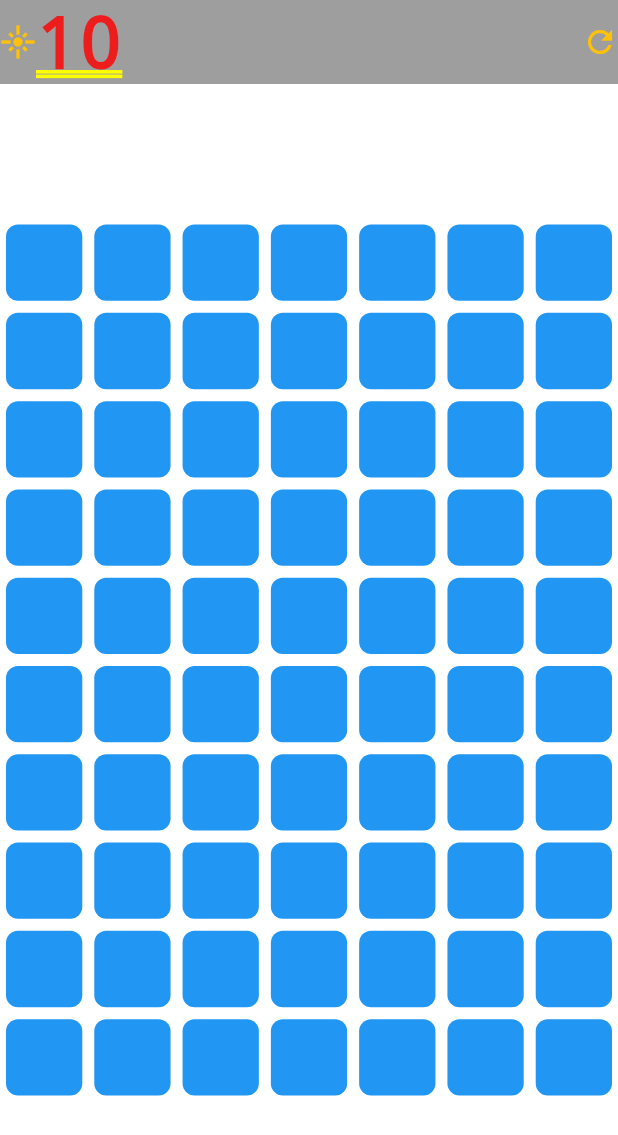
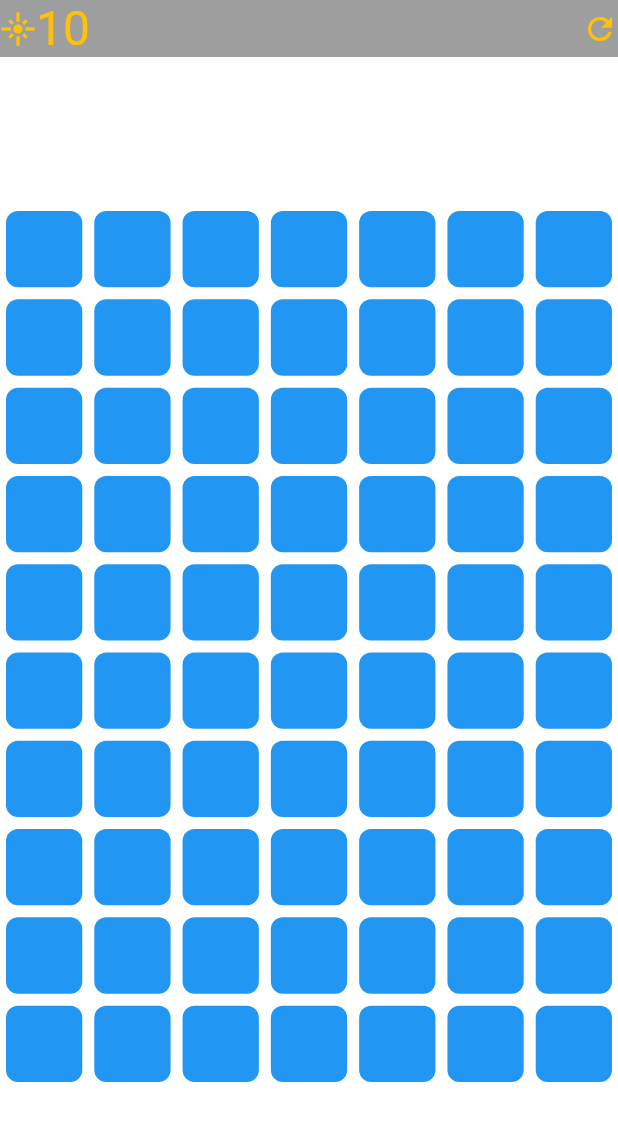
Before and after one commit to SueDoenim/flutter_minesweeper, a Flutter app: the screen it shows after launch, on a phone screen of 412 x 824 dp. Shown: the top 1135 px of the screen. Run offline on Flutter 3.47's test engine with Material 2 defaults, Android fonts, the phone set to English and light mode, and no system bars; missing offline and left inert: universal_html.

Commit message:
Add mine/flag icon, style text

```diff
--- a/lib/game.dart
+++ b/lib/game.dart
@@ -1,4 +1,5 @@
 import 'package:flutter/widgets.dart';
+import 'package:flutter/material.dart';
 
 import 'layout.dart';
 
@@ -208,7 +209,12 @@ class _GameWidgetState extends State<GameWidget> {
 
   @override
   Widget build(BuildContext context) {
-    return SafeArea(
+    return DefaultTextStyle(
+      style: TextStyle(
+        color: Colors.amber,
+        fontSize: 32,
+      ),
+      child: SafeArea(
         child: Column(
           children: [
             PanelWidget(
@@ -220,12 +226,14 @@ class _GameWidgetState extends State<GameWidget> {
             Expanded(
               child: BoardWidget(
                 _grid,
+                _gameWon,
                 (_gameWon == null) ? _handleTap : null,
                 (_gameWon == null) ? _handleLongPress : null,
               ),
             ),
           ],
         ),
+      ),
     );
   }
 }
--- a/lib/layout.dart
+++ b/lib/layout.dart
@@ -6,9 +6,10 @@ import 'dart:math';
 import 'game.dart';
 
 class BoardWidget extends StatefulWidget {
-  BoardWidget(this.grid, this.handleTap, this.handleLongPress);
+  BoardWidget(this.grid, this.gameWon, this.handleTap, this.handleLongPress);
 
   final List<List<Square>> grid;
+  final bool? gameWon;
   final void Function(int, int)? handleTap;
   final void Function(int, int)? handleLongPress;
 
@@ -118,6 +119,7 @@ class _BoardWidgetState extends State<BoardWidget> {
         transformationController: _controller,
         child: GridWidget(
           grid: widget.grid,
+          gameWon: widget.gameWon,
           squareWidth: squareWidth,
           handleTap: widget.handleTap,
           handleLongPress: widget.handleLongPress,
@@ -131,12 +133,14 @@ class GridWidget extends StatelessWidget {
   GridWidget({
     required this.grid,
     required this.squareWidth,
+    required this.gameWon,
     required this.handleTap,
     required this.handleLongPress,
   })   : rowCount = grid.length,
         columnCount = grid[0].length;
   final List<List<Square>> grid;
   final double squareWidth;
+  final bool? gameWon;
   final void Function(int, int)? handleTap;
   final void Function(int, int)? handleLongPress;
   final int rowCount;
@@ -154,6 +158,7 @@ class GridWidget extends StatelessWidget {
               children: List.generate(columnCount, (c) {
                 return SquareWidget(
                   data: grid[r][c],
+                  gameWon: gameWon,
                   onTap: (handleTap != null) ? () => handleTap!(r, c) : null,
                   onLongPress: (handleLongPress != null)
                       ? () => handleLongPress!(r, c)
@@ -171,28 +176,48 @@ class GridWidget extends StatelessWidget {
 class SquareWidget extends StatelessWidget {
   SquareWidget({
     required this.data,
+    required this.gameWon,
     required this.onTap,
     required this.onLongPress,
   });
 
   final Square data;
+  final bool? gameWon;
   final void Function()? onTap;
   final void Function()? onLongPress;
 
-  static const List<IconData?> adjacencyIcons = [
-    null,
-    Icons.filter_1,
-    Icons.filter_2,
-    Icons.filter_3,
-    Icons.filter_4,
-    Icons.filter_5,
-    Icons.filter_6,
-    Icons.filter_7,
-    Icons.filter_8,
-  ];
-
   @override
   Widget build(BuildContext context) {
+    Widget? icon;
+    if (data.isCovered) {
+      if (gameWon == null) {
+        icon = data.isFlagged ? Icon(Icons.flag, color: Colors.amber) : null;
+      } else {
+        if (data.isFlagged && data.isMine!) {
+          icon = GridView.count(
+            crossAxisCount: 2,
+            physics: NeverScrollableScrollPhysics(),
+            children: [
+              SizedBox.shrink(),
+              Icon(Icons.flag, color: Colors.amber),
+              Icon(Icons.flare, color: Colors.amber),
+              SizedBox.shrink(),
+            ],
+          );
+        } else if (data.isFlagged) {
+          icon = Icon(Icons.flag, color: Colors.amber);
+        } else if (data.isMine!) {
+          icon = Icon(Icons.flare, color: Colors.amber);
+        }
+      }
+    } else {
+      if (data.isMine!) {
+        icon = Icon(Icons.flare, color: Colors.amber);
+      } else {
+        icon =
+            data.adjacentMines > 0 ? Text(data.adjacentMines.toString()) : null;
+      }
+    }
     return AspectRatio(
       aspectRatio: 1,
       child: GestureDetector(
@@ -203,14 +228,7 @@ class SquareWidget extends StatelessWidget {
               borderRadius: BorderRadius.circular(8),
             ),
             child: Center(
-              child: Icon(
-                data.isCovered
-                    ? (data.isFlagged ? Icons.outlined_flag : null)
-                    : ((data.isMine!)
-                        ? Icons.flare
-                        : (adjacencyIcons[data.adjacentMines])),
-                color: Colors.amber,
-              ),
+              child: icon,
             )),
         onTap: onTap,
         onLongPress: onLongPress,
@@ -255,6 +273,7 @@ class PanelWidget extends StatelessWidget {
           Expanded(
             child: Text(
               message,
+              style: TextStyle(fontSize: 32),
               textAlign: TextAlign.center,
             ),
           ),
```
Lines whose indentation alone changed are shown as unchanged.
